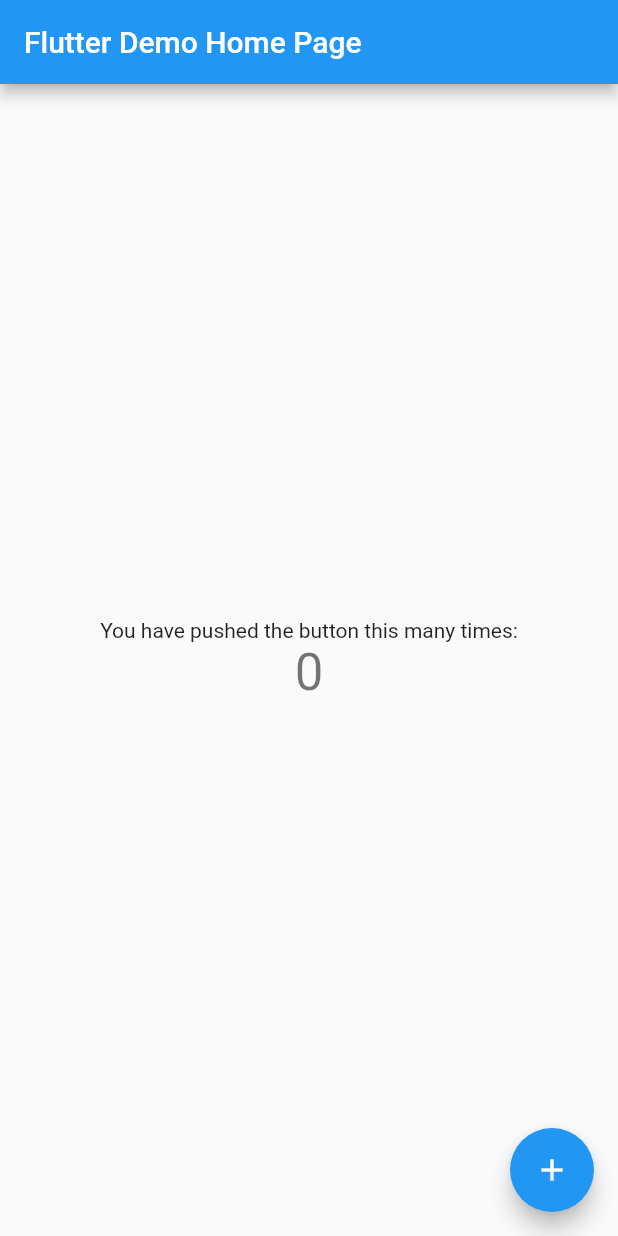
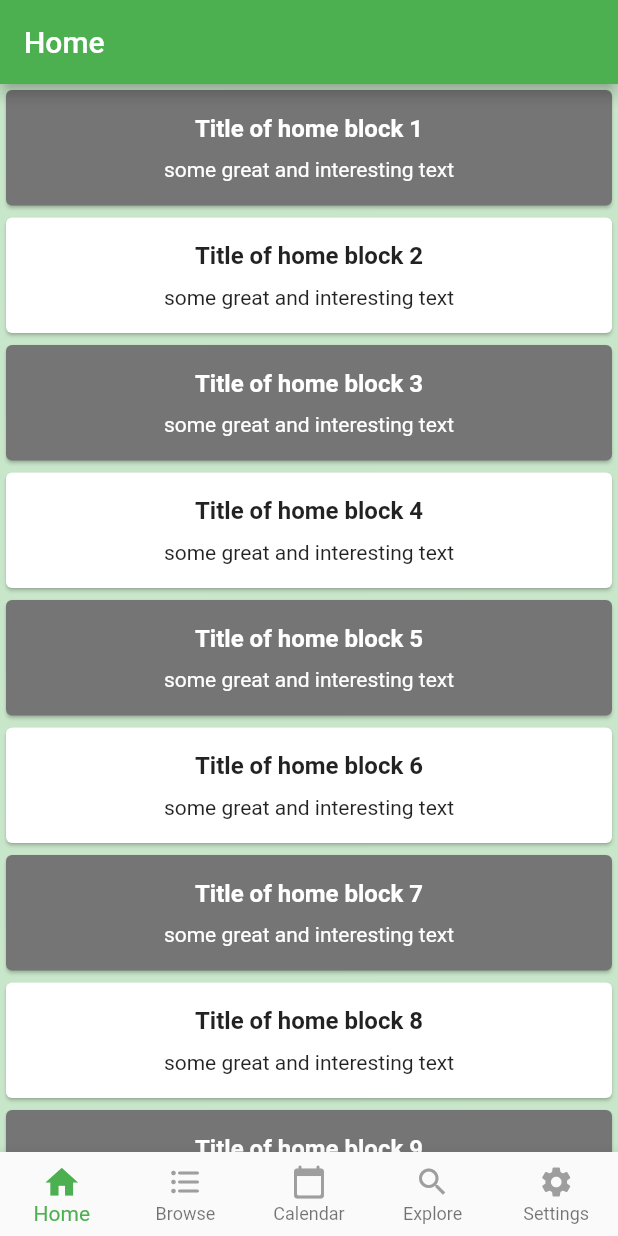
Before and after one commit to wendyzhao-zwx/health_tracker, a Flutter app: the screen it shows after launch, on a phone screen of 412 x 824 dp. Run offline on Flutter 3.47's test engine with Material 2 defaults, Android fonts, the phone set to English and light mode, and no system bars.

Commit message:
add files

```diff
--- /dev/null
+++ b/lib/home.dart
@@ -0,0 +1,99 @@
+import 'package:flutter/material.dart';
+import 'package:health_tracker/browse_page.dart';
+import 'package:health_tracker/calendar_page.dart';
+import 'package:health_tracker/explore_page.dart';
+import 'package:health_tracker/home_page.dart';
+import 'package:health_tracker/settings_page.dart';
+
+class Home extends StatefulWidget {
+  Home({Key key}) : super(key: key);
+
+  @override
+  _HomeState createState() => _HomeState();
+}
+
+class _HomeState extends State<Home> {
+  PageController _pageController = PageController();
+
+  List<Widget> _screens = [
+    HomePage(),
+    BrowsePage(),
+    CalendarPage(),
+    ExplorePage(),
+    SettingsPage()
+  ];
+
+  int _selectedIndex = 0;
+
+  void _onPageChanged(int index) {
+    setState(() {
+      _selectedIndex = index;
+    });
+  }
+
+  void onTabTapped(int selectedIndex) {
+    _pageController.jumpToPage(selectedIndex);
+  }
+
+  @override
+  Widget build(BuildContext context) {
+    return Scaffold(
+      body: PageView(
+        controller: _pageController,
+        children: _screens,
+        onPageChanged: _onPageChanged,
+        physics: NeverScrollableScrollPhysics(),
+      ),
+      bottomNavigationBar: BottomNavigationBar(
+        type: BottomNavigationBarType.fixed,
+        onTap: onTabTapped,
+        items: [
+          BottomNavigationBarItem(
+            icon: Icon(Icons.home,
+                size: _selectedIndex == 0 ? 26 : null,
+                color: _selectedIndex == 0 ? Colors.green : Colors.grey),
+            title: Text('Home',
+                style: TextStyle(
+                    fontSize: _selectedIndex == 0 ? 14 : 12,
+                    color: _selectedIndex == 0 ? Colors.green : Colors.grey)),
+          ),
+          BottomNavigationBarItem(
+              icon: Icon(Icons.format_list_bulleted_rounded,
+                  size: _selectedIndex == 1 ? 26 : null,
+                  color: _selectedIndex == 1 ? Colors.green : Colors.grey),
+              title: Text('Browse',
+                  style: TextStyle(
+                      fontSize: _selectedIndex == 1 ? 14 : 12,
+                      color:
+                          _selectedIndex == 1 ? Colors.green : Colors.grey))),
+          BottomNavigationBarItem(
+            icon: Icon(Icons.calendar_today_rounded,
+                size: _selectedIndex == 2 ? 26 : null,
+                color: _selectedIndex == 2 ? Colors.green : Colors.grey),
+            title: Text('Calendar',
+                style: TextStyle(
+                    fontSize: _selectedIndex == 2 ? 14 : 12,
+                    color: _selectedIndex == 2 ? Colors.green : Colors.grey)),
+          ),
+          BottomNavigationBarItem(
+            icon: Icon(Icons.search,
+                size: _selectedIndex == 3 ? 26 : null,
+                color: _selectedIndex == 3 ? Colors.green : Colors.grey),
+            title: Text('Explore',
+                style: TextStyle(
+                    fontSize: _selectedIndex == 3 ? 14 : 12,
+                    color: _selectedIndex == 3 ? Colors.green : Colors.grey)),
+          ),
+          BottomNavigationBarItem(
+              icon: Icon(Icons.settings,
+                  size: _selectedIndex == 4 ? 26 : null,
+                  color: _selectedIndex == 4 ? Colors.green : Colors.grey),
+              title: Text('Settings',
+                  style: TextStyle(
+                      fontSize: _selectedIndex == 4 ? 14 : 12,
+                      color: _selectedIndex == 4 ? Colors.green : Colors.grey)))
+        ],
+      ),
+    );
+  }
+}
--- /dev/null
+++ b/lib/home_page.dart
@@ -0,0 +1,44 @@
+import 'package:flutter/material.dart';
+
+class HomePage extends StatefulWidget {
+  HomePage({Key key}) : super(key: key);
+
+  @override
+  _HomePageState createState() => _HomePageState();
+}
+
+class _HomePageState extends State<HomePage> {
+  @override
+  Widget build(BuildContext context) {
+    return Scaffold(
+      backgroundColor: Colors.green[100],
+      appBar: AppBar(
+        title: Text('Home'),
+      ),
+      body: ListView.builder(
+          itemCount: 500,
+          itemBuilder: (context, index) {
+            return Card(
+                color: index % 2 == 0 ? Colors.grey.shade600 : null,
+                child: Padding(
+                  padding: const EdgeInsets.all(16.0),
+                  child: Column(children: <Widget>[
+                    Text(
+                      'Title of home block ${index + 1}',
+                      style: TextStyle(
+                        fontSize: 16,
+                        fontWeight: FontWeight.bold,
+                        color: index % 2 == 0 ? Colors.white : null,
+                      ),
+                    ),
+                    SizedBox(height: 10),
+                    Text('some great and interesting text',
+                        style: TextStyle(
+                          color: index % 2 == 0 ? Colors.white : null,
+                        ))
+                  ]),
+                ));
+          }),
+    );
+  }
+}
--- a/lib/main.dart
+++ b/lib/main.dart
@@ -1,117 +1,20 @@
 import 'package:flutter/material.dart';
+import 'package:health_tracker/home.dart';
 
 void main() {
   runApp(MyApp());
 }
 
 class MyApp extends StatelessWidget {
-  // This widget is the root of your application.
   @override
   Widget build(BuildContext context) {
     return MaterialApp(
       title: 'Flutter Demo',
       theme: ThemeData(
-        // This is the theme of your application.
-        //
-        // Try running your application with "flutter run". You'll see the
-        // application has a blue toolbar. Then, without quitting the app, try
-        // changing the primarySwatch below to Colors.green and then invoke
-        // "hot reload" (press "r" in the console where you ran "flutter run",
-        // or simply save your changes to "hot reload" in a Flutter IDE).
-        // Notice that the counter didn't reset back to zero; the application
-        // is not restarted.
-        primarySwatch: Colors.blue,
-        // This makes the visual density adapt to the platform that you run
-        // the app on. For desktop platforms, the controls will be smaller and
-        // closer together (more dense) than on mobile platforms.
+        primarySwatch: Colors.green,
         visualDensity: VisualDensity.adaptivePlatformDensity,
       ),
-      home: MyHomePage(title: 'Flutter Demo Home Page'),
+      home: Home(),
     );
   }
 }
-
-class MyHomePage extends StatefulWidget {
-  MyHomePage({Key key, this.title}) : super(key: key);
-
-  // This widget is the home page of your application. It is stateful, meaning
-  // that it has a State object (defined below) that contains fields that affect
-  // how it looks.
-
-  // This class is the configuration for the state. It holds the values (in this
-  // case the title) provided by the parent (in this case the App widget) and
-  // used by the build method of the State. Fields in a Widget subclass are
-  // always marked "final".
-
-  final String title;
-
-  @override
-  _MyHomePageState createState() => _MyHomePageState();
-}
-
-class _MyHomePageState extends State<MyHomePage> {
-  int _counter = 0;
-
-  void _incrementCounter() {
-    setState(() {
-      // This call to setState tells the Flutter framework that something has
-      // changed in this State, which causes it to rerun the build method below
-      // so that the display can reflect the updated values. If we changed
-      // _counter without calling setState(), then the build method would not be
-      // called again, and so nothing would appear to happen.
-      _counter++;
-    });
-  }
-
-  @override
-  Widget build(BuildContext context) {
-    // This method is rerun every time setState is called, for instance as done
-    // by the _incrementCounter method above.
-    //
-    // The Flutter framework has been optimized to make rerunning build methods
-    // fast, so that you can just rebuild anything that needs updating rather
-    // than having to individually change instances of widgets.
-    return Scaffold(
-      appBar: AppBar(
-        // Here we take the value from the MyHomePage object that was created by
-        // the App.build method, and use it to set our appbar title.
-        title: Text(widget.title),
-      ),
-      body: Center(
-        // Center is a layout widget. It takes a single child and positions it
-        // in the middle of the parent.
-        child: Column(
-          // Column is also a layout widget. It takes a list of children and
-          // arranges them vertically. By default, it sizes itself to fit its
-          // children horizontally, and tries to be as tall as its parent.
-          //
-          // Invoke "debug painting" (press "p" in the console, choose the
-          // "Toggle Debug Paint" action from the Flutter Inspector in Android
-          // Studio, or the "Toggle Debug Paint" command in Visual Studio Code)
-          // to see the wireframe for each widget.
-          //
-          // Column has various properties to control how it sizes itself and
-          // how it positions its children. Here we use mainAxisAlignment to
-          // center the children vertically; the main axis here is the vertical
-          // axis because Columns are vertical (the cross axis would be
-          // horizontal).
-          mainAxisAlignment: MainAxisAlignment.center,
-          children: <Widget>[
-            Text(
-              'You have pushed the button this many times:',
-            ),
-            Text(
-              '$_counter',
-              style: Theme.of(context).textTheme.headline4,
-            ),
-          ],
-        ),
-      ),
-      floatingActionButton: FloatingActionButton(
-        onPressed: _incrementCounter,
-        tooltip: 'Increment',
-        child: Icon(Icons.add),
-      ), // This trailing comma makes auto-formatting nicer for build methods.
-    );
-  }
-}
```
Also changed, not shown: lib/browse_page.dart (added, +44 -0 lines), lib/calendar_page.dart (added, +19 -0 lines), lib/explore_page.dart (added, +19 -0 lines), lib/settings_page.dart (added, +19 -0 lines), 1 other file.
